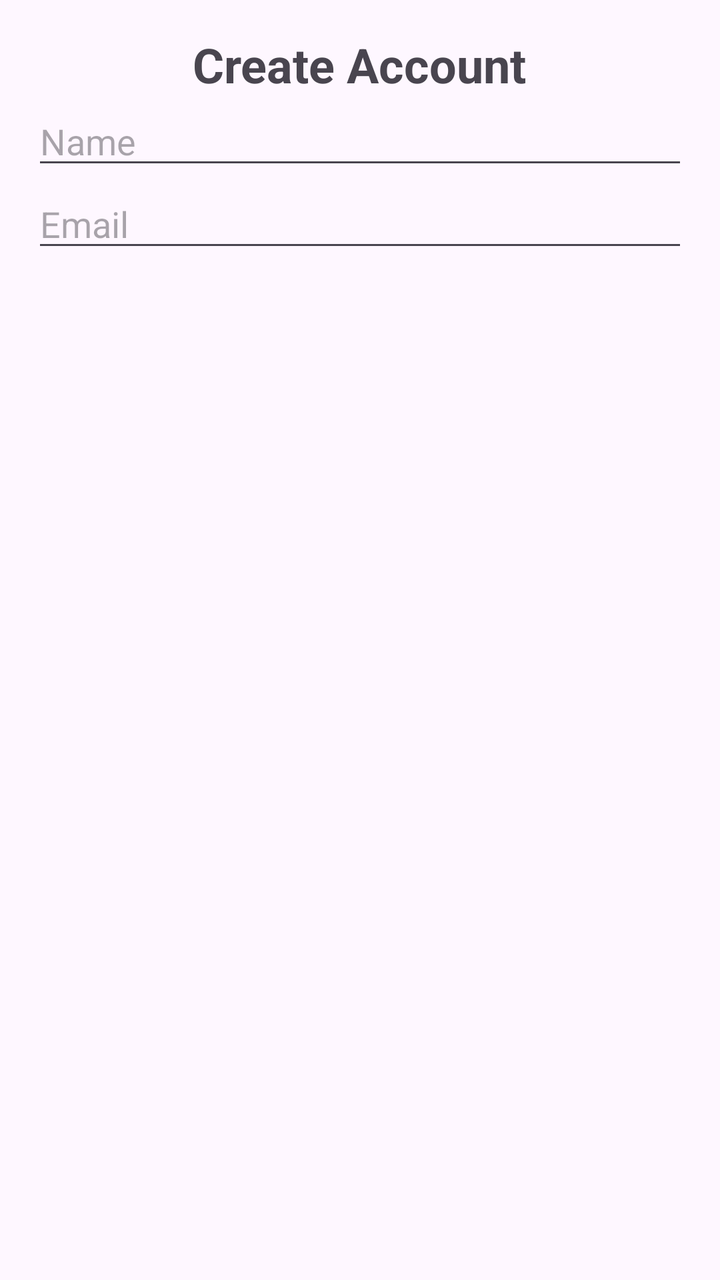
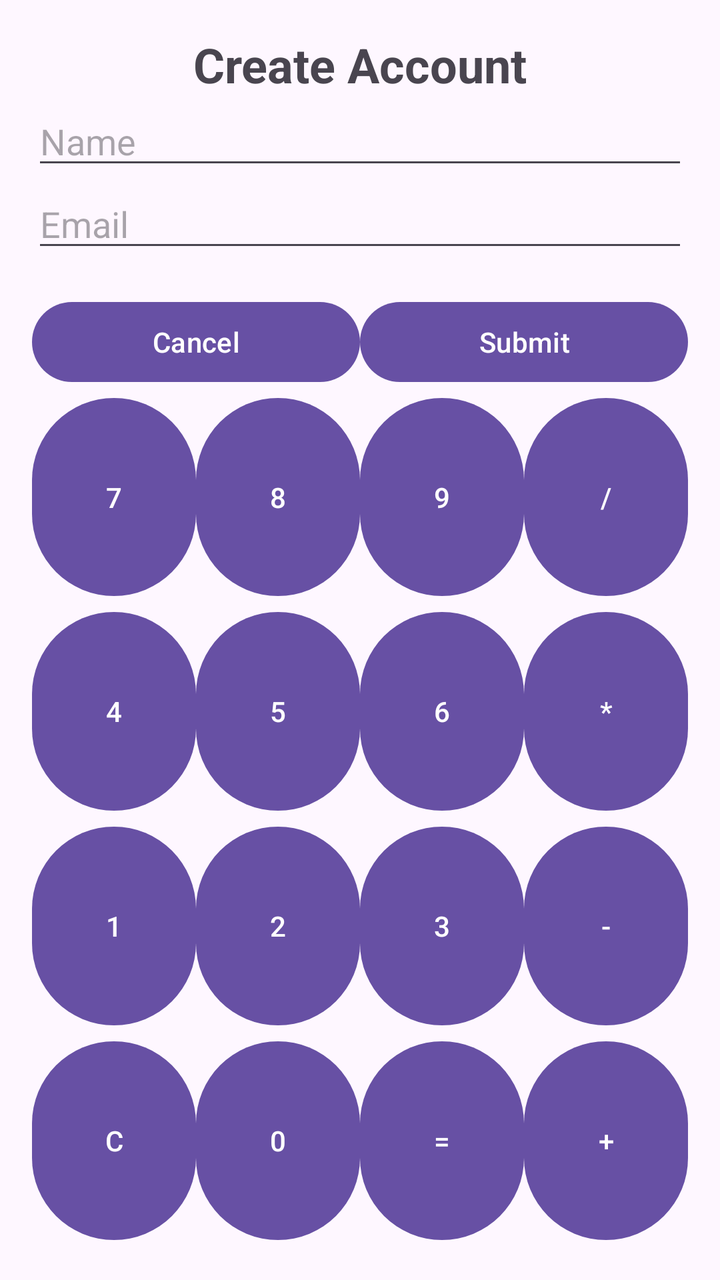

The first picture is an Android layout as it rendered before a commit; the second is the same layout after the commit. The layout source and the unified diff follow.
<!-- AndroidManifest.xml: application theme Theme.LayoutLab -->
<!-- res/layout/activity_linear.xml -->
<?xml version="1.0" encoding="utf-8"?>
<LinearLayout xmlns:android="http://schemas.android.com/apk/res/android"
    xmlns:app="http://schemas.android.com/apk/res-auto"
    xmlns:tools="http://schemas.android.com/tools"
    android:id="@+id/main"
    android:orientation="vertical"
    android:layout_width="match_parent"
    android:layout_height="match_parent"
    tools:context=".LinearActivity"
    android:padding="16dp">
    <TextView
        android:layout_width="wrap_content"
        android:layout_height="wrap_content"
        android:gravity="center"
        android:layout_gravity="center_horizontal"
        android:text="Create Account"
        android:textSize="24sp"
        android:textStyle="bold" />
    <EditText
        android:layout_width="match_parent"
        android:layout_height="wrap_content"
        android:hint="Name"
        android:inputType="textPersonName" />
    <EditText
        android:layout_width="match_parent"
        android:layout_height="wrap_content"
        android:hint="Email"
        android:inputType="textEmailAddress" />
    <LinearLayout
        android:layout_width="match_parent"
        android:layout_height="wrap_content"
        android:layout_marginTop="16dp"
        android:orientation="horizontal">
            <Button
                android:layout_width="0dp"
                android:layout_height="wrap_content"
                android:gravity="end"
                android:text="Cancel" />
                

            <Button
                android:layout_width="0dp"
                android:layout_height="wrap_content"
                android:gravity="end"
                android:text="Submit" />
                


    </LinearLayout>

</LinearLayout>
<!-- resources referenced by this layout -->
<resources>
  <style name="Theme.LayoutLab" parent="Base.Theme.LayoutLab" />
  <style name="Base.Theme.LayoutLab" parent="Theme.Material3.DayNight.NoActionBar">
          
          
      </style>
</resources>

<!-- the commit's change to res/layout/activity_linear.xml (unified diff, before → after) -->
@@ -9,10 +9,9 @@
     tools:context=".LinearActivity"
     android:padding="16dp">
     <TextView
-        android:layout_width="wrap_content"
+        android:layout_width="match_parent"
         android:layout_height="wrap_content"
         android:gravity="center"
-        android:layout_gravity="center_horizontal"
         android:text="Create Account"
         android:textSize="24sp"
         android:textStyle="bold" />
@@ -31,21 +30,65 @@
         android:layout_height="wrap_content"
         android:layout_marginTop="16dp"
         android:orientation="horizontal">
-            <Button
-                android:layout_width="0dp"
-                android:layout_height="wrap_content"
-                android:gravity="end"
-                android:text="Cancel" />
-                
-
-            <Button
-                android:layout_width="0dp"
-                android:layout_height="wrap_content"
-                android:gravity="end"
-                android:text="Submit" />
-                
+        <Button
+            android:layout_width="0dp"
+            android:layout_height="wrap_content"
+            android:layout_weight="1"
+            android:text="Cancel" />
+        <Button
+            android:layout_width="0dp"
+            android:layout_height="wrap_content"
+            android:layout_weight="1"
+            android:text="Submit" />
 
 
     </LinearLayout>
+    
+    <LinearLayout
+        android:layout_width="match_parent"
+        android:layout_height="0dp"
+        android:layout_weight="1"
+        android:orientation="horizontal">
+        <Button android:layout_width="0dp" android:layout_height="match_parent" android:layout_weight="1" android:text="7" />
+        <Button android:layout_width="0dp" android:layout_height="match_parent" android:layout_weight="1" android:text="8" />
+        <Button android:layout_width="0dp" android:layout_height="match_parent" android:layout_weight="1" android:text="9" />
+        <Button android:layout_width="0dp" android:layout_height="match_parent" android:layout_weight="1" android:text="/" />
+    </LinearLayout>
+
+    
+    <LinearLayout
+        android:layout_width="match_parent"
+        android:layout_height="0dp"
+        android:layout_weight="1"
+        android:orientation="horizontal">
+        <Button android:layout_width="0dp" android:layout_height="match_parent" android:layout_weight="1" android:text="4" />
+        <Button android:layout_width="0dp" android:layout_height="match_parent" android:layout_weight="1" android:text="5" />
+        <Button android:layout_width="0dp" android:layout_height="match_parent" android:layout_weight="1" android:text="6" />
+        <Button android:layout_width="0dp" android:layout_height="match_parent" android:layout_weight="1" android:text="*" />
+    </LinearLayout>
+
+    
+    <LinearLayout
+        android:layout_width="match_parent"
+        android:layout_height="0dp"
+        android:layout_weight="1"
+        android:orientation="horizontal">
+        <Button android:layout_width="0dp" android:layout_height="match_parent" android:layout_weight="1" android:text="1" />
+        <Button android:layout_width="0dp" android:layout_height="match_parent" android:layout_weight="1" android:text="2" />
+        <Button android:layout_width="0dp" android:layout_height="match_parent" android:layout_weight="1" android:text="3" />
+        <Button android:layout_width="0dp" android:layout_height="match_parent" android:layout_weight="1" android:text="-" />
+    </LinearLayout>
+
+    
+    <LinearLayout
+        android:layout_width="match_parent"
+        android:layout_height="0dp"
+        android:layout_weight="1"
+        android:orientation="horizontal">
+        <Button android:layout_width="0dp" android:layout_height="match_parent" android:layout_weight="1" android:text="C" />
+        <Button android:layout_width="0dp" android:layout_height="match_parent" android:layout_weight="1" android:text="0" />
+        <Button android:layout_width="0dp" android:layout_height="match_parent" android:layout_weight="1" android:text="=" />
+        <Button android:layout_width="0dp" android:layout_height="match_parent" android:layout_weight="1" android:text="+" />
+    </LinearLayout>
 
 </LinearLayout>
